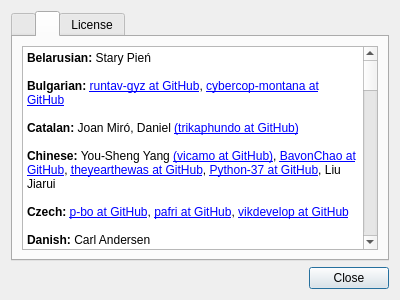
This is feathernotes/about.ui in tsujan/FeatherNotes as Qt 5 draws it before an edit. The edited form follows.
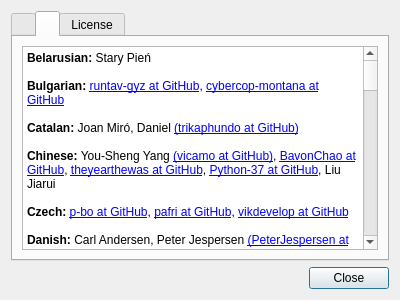
This is the edited form. The open tabs and pages were chosen to show the change.

Commit message: Fixed side-pane text color after style change with Qt ≥ 6.7.2

The edit to the form file:
```diff
--- a/feathernotes/about.ui
+++ b/feathernotes/about.ui
@@ -107,7 +107,7 @@
 &lt;p style=&quot;-qt-paragraph-type:empty; margin-top:0px; margin-bottom:0px; margin-left:0px; margin-right:0px; -qt-block-indent:0; text-indent:0px;&quot;&gt;&lt;br /&gt;&lt;/p&gt;
 &lt;p style=&quot; margin-top:0px; margin-bottom:0px; margin-left:0px; margin-right:0px; -qt-block-indent:0; text-indent:0px;&quot;&gt;&lt;span style=&quot; font-weight:600;&quot;&gt;Czech:&lt;/span&gt; &lt;a href=&quot;https://github.com/p-bo&quot;&gt;p-bo at GitHub&lt;/a&gt;, &lt;a href=&quot;https://github.com/pafri&quot;&gt;pafri at GitHub&lt;/a&gt;, &lt;a href=&quot;https://github.com/vikdevelop&quot;&gt;vikdevelop at GitHub&lt;/a&gt;&lt;/p&gt;
 &lt;p style=&quot;-qt-paragraph-type:empty; margin-top:0px; margin-bottom:0px; margin-left:0px; margin-right:0px; -qt-block-indent:0; text-indent:0px;&quot;&gt;&lt;br /&gt;&lt;/p&gt;
-&lt;p style=&quot; margin-top:0px; margin-bottom:0px; margin-left:0px; margin-right:0px; -qt-block-indent:0; text-indent:0px;&quot;&gt;&lt;span style=&quot; font-weight:600;&quot;&gt;Danish:&lt;/span&gt; Carl Andersen&lt;/p&gt;
+&lt;p style=&quot; margin-top:0px; margin-bottom:0px; margin-left:0px; margin-right:0px; -qt-block-indent:0; text-indent:0px;&quot;&gt;&lt;span style=&quot; font-weight:600;&quot;&gt;Danish:&lt;/span&gt; Carl Andersen, Peter Jespersen &lt;a href=&quot;https://github.com/PeterJespersen&quot;&gt;(PeterJespersen at GitHub)&lt;/a&gt;&lt;/p&gt;
 &lt;p style=&quot;-qt-paragraph-type:empty; margin-top:0px; margin-bottom:0px; margin-left:0px; margin-right:0px; -qt-block-indent:0; text-indent:0px;&quot;&gt;&lt;br /&gt;&lt;/p&gt;
 &lt;p style=&quot; margin-top:0px; margin-bottom:0px; margin-left:0px; margin-right:0px; -qt-block-indent:0; text-indent:0px;&quot;&gt;&lt;span style=&quot; font-weight:600;&quot;&gt;Dutch:&lt;/span&gt; Heimen Stoffels &lt;a href=&quot;https://github.com/Vistaus&quot;&gt;(Vistaus at GitHub)&lt;/a&gt;, &lt;a href=&quot;https://github.com/Pjotr123&quot;&gt;Pjotr123 at GitHub&lt;/a&gt;, &lt;a href=&quot;https://github.com/PanderMusubi&quot;&gt;PanderMusubi at GitHub&lt;/a&gt;&lt;/p&gt;
 &lt;p style=&quot;-qt-paragraph-type:empty; margin-top:0px; margin-bottom:0px; margin-left:0px; margin-right:0px; -qt-block-indent:0; text-indent:0px;&quot;&gt;&lt;br /&gt;&lt;/p&gt;
@@ -121,7 +121,7 @@
 &lt;p style=&quot;-qt-paragraph-type:empty; margin-top:0px; margin-bottom:0px; margin-left:0px; margin-right:0px; -qt-block-indent:0; text-indent:0px;&quot;&gt;&lt;br /&gt;&lt;/p&gt;
 &lt;p style=&quot; margin-top:0px; margin-bottom:0px; margin-left:0px; margin-right:0px; -qt-block-indent:0; text-indent:0px;&quot;&gt;&lt;span style=&quot; font-weight:600;&quot;&gt;German:&lt;/span&gt; Alf Gaida &lt;a href=&quot;https://github.com/agaida&quot;&gt;(agaida at GitHub)&lt;/a&gt;, Oliver Burkardt &lt;a href=&quot;https://github.com/OliverBurkardt&quot;&gt;(OliverBurkardt at GitHub)&lt;/a&gt;, Ettore Atalan &lt;a href=&quot;https://github.com/Atalanttore&quot;&gt;(Atalanttore at GitHub)&lt;/a&gt;, Pavel Shlyak &lt;a href=&quot;https://github.com/shlyakpavel&quot;&gt;(shlyakpavel at GitHub)&lt;/a&gt;, Roman Volak &lt;a href=&quot;https://github.com/RomanVolak&quot;&gt;(RomanVolak at GitHub)&lt;/a&gt;&lt;/p&gt;
 &lt;p style=&quot;-qt-paragraph-type:empty; margin-top:0px; margin-bottom:0px; margin-left:0px; margin-right:0px; -qt-block-indent:0; text-indent:0px;&quot;&gt;&lt;br /&gt;&lt;/p&gt;
-&lt;p style=&quot; margin-top:0px; margin-bottom:0px; margin-left:0px; margin-right:0px; -qt-block-indent:0; text-indent:0px;&quot;&gt;&lt;span style=&quot; font-weight:600;&quot;&gt;Greek:&lt;/span&gt; Dimitrios Glentadakis &lt;a href=&quot;https://github.com/dglent&quot;&gt;&lt;span;&gt;(dglent at GitHub)&lt;/a&gt;&lt;/p&gt;
+&lt;p style=&quot; margin-top:0px; margin-bottom:0px; margin-left:0px; margin-right:0px; -qt-block-indent:0; text-indent:0px;&quot;&gt;&lt;span style=&quot; font-weight:600;&quot;&gt;Greek:&lt;/span&gt; Dimitrios Glentadakis &lt;a href=&quot;https://github.com/dglent&quot;&gt;&lt;span;&gt;(dglent at GitHub)&lt;/a&gt;, Giannis Antypas&lt;/p&gt;
 &lt;p style=&quot;-qt-paragraph-type:empty; margin-top:0px; margin-bottom:0px; margin-left:0px; margin-right:0px; -qt-block-indent:0; text-indent:0px;&quot;&gt;&lt;br /&gt;&lt;/p&gt;
 &lt;p style=&quot; margin-top:0px; margin-bottom:0px; margin-left:0px; margin-right:0px; -qt-block-indent:0; text-indent:0px;&quot;&gt;&lt;span style=&quot; font-weight:600;&quot;&gt;Hebrew:&lt;/span&gt; Yaron Shahrabani &lt;a href=&quot;https://github.com/yarons&quot;&gt;(yarons at GitHub)&lt;/a&gt;&lt;/p&gt;
 &lt;p style=&quot;-qt-paragraph-type:empty; margin-top:0px; margin-bottom:0px; margin-left:0px; margin-right:0px; -qt-block-indent:0; text-indent:0px;&quot;&gt;&lt;br /&gt;&lt;/p&gt;
```
The commit also changes 42 other files.
